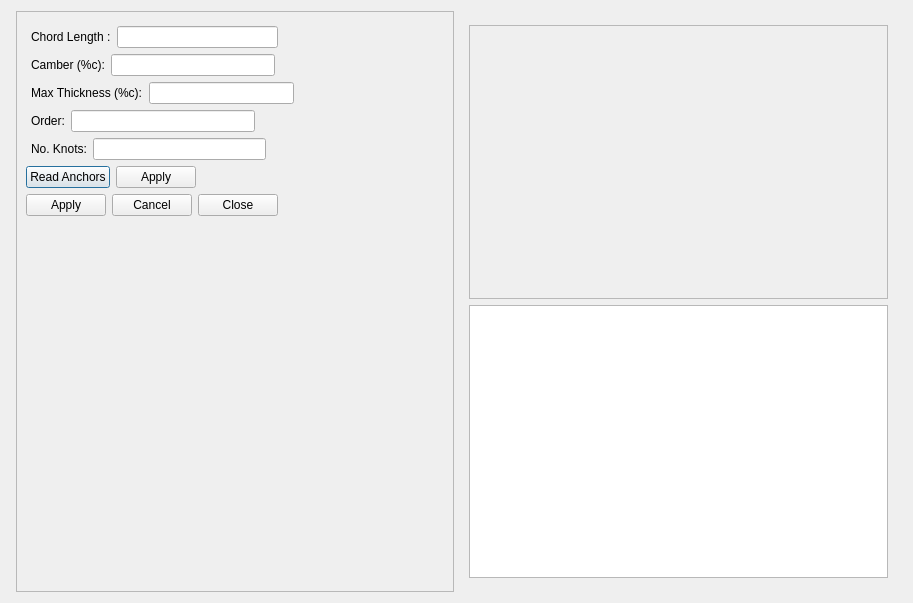
Before: the Qt Designer form dialogairfoildesigner.ui in appollosputnik/aerodynamicCodeBase, drawn with Qt 5.
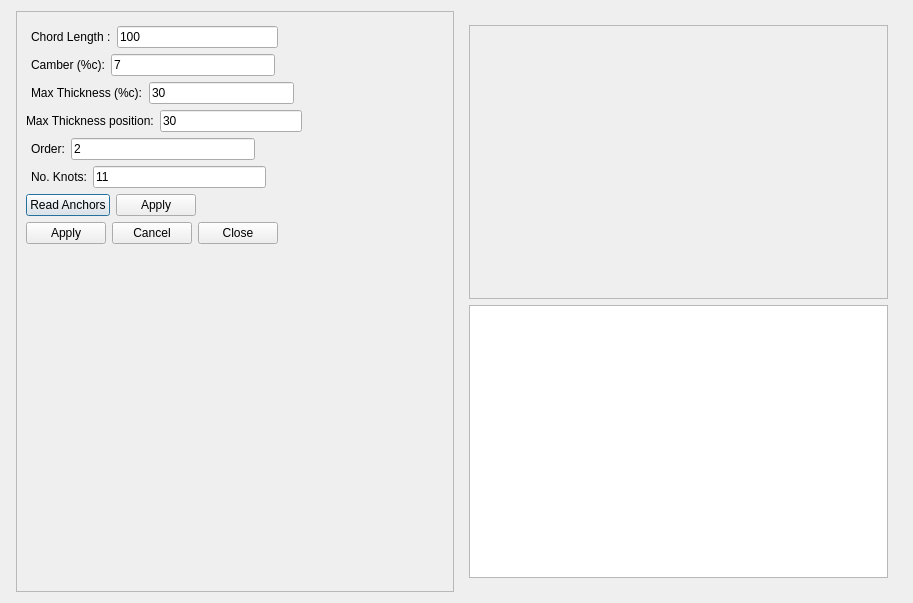
After: the same form once the commit is applied.

```diff
--- a/dialogairfoildesigner.ui
+++ b/dialogairfoildesigner.ui
@@ -61,7 +61,11 @@
               </widget>
              </item>
              <item>
-              <widget class="QLineEdit" name="lineEdit_CHORD_LENGTH"/>
+              <widget class="QLineEdit" name="lineEdit_CHORD_LENGTH">
+               <property name="text">
+                <string>100</string>
+               </property>
+              </widget>
              </item>
              <item>
               <spacer name="horizontalSpacer">
@@ -94,7 +98,11 @@
               </widget>
              </item>
              <item>
-              <widget class="QLineEdit" name="lineEdit_CAMBER"/>
+              <widget class="QLineEdit" name="lineEdit_CAMBER">
+               <property name="text">
+                <string>7</string>
+               </property>
+              </widget>
              </item>
              <item>
               <spacer name="horizontalSpacer_2">
@@ -127,7 +135,11 @@
               </widget>
              </item>
              <item>
-              <widget class="QLineEdit" name="lineEdit_MAX_THICKNESS"/>
+              <widget class="QLineEdit" name="lineEdit_MAX_THICKNESS">
+               <property name="text">
+                <string>30</string>
+               </property>
+              </widget>
              </item>
              <item>
               <spacer name="horizontalSpacer_3">
@@ -144,6 +156,37 @@
              </item>
             </layout>
            </item>
+           <item>
+            <layout class="QHBoxLayout" name="horizontalLayout_9">
+             <item>
+              <widget class="QLabel" name="label_6">
+               <property name="text">
+                <string>Max Thickness position:</string>
+               </property>
+              </widget>
+             </item>
+             <item>
+              <widget class="QLineEdit" name="lineEdit_MAX_THICKNESS_POS">
+               <property name="text">
+                <string>30</string>
+               </property>
+              </widget>
+             </item>
+             <item>
+              <spacer name="horizontalSpacer_8">
+               <property name="orientation">
+                <enum>Qt::Horizontal</enum>
+               </property>
+               <property name="sizeHint" stdset="0">
+                <size>
+                 <width>40</width>
+                 <height>20</height>
+                </size>
+               </property>
+              </spacer>
+             </item>
+            </layout>
+           </item>
            <item>
             <layout class="QHBoxLayout" name="horizontalLayout_5">
              <property name="leftMargin">
@@ -160,7 +203,11 @@
               </widget>
              </item>
              <item>
-              <widget class="QLineEdit" name="lineEdit_ORDER"/>
+              <widget class="QLineEdit" name="lineEdit_ORDER">
+               <property name="text">
+                <string>2</string>
+               </property>
+              </widget>
              </item>
              <item>
               <spacer name="horizontalSpacer_4">
@@ -193,7 +240,11 @@
               </widget>
              </item>
              <item>
-              <widget class="QLineEdit" name="lineEdit_NO_KNOTS"/>
+              <widget class="QLineEdit" name="lineEdit_NO_KNOTS">
+               <property name="text">
+                <string>11</string>
+               </property>
+              </widget>
              </item>
              <item>
               <spacer name="horizontalSpacer_5">
```
